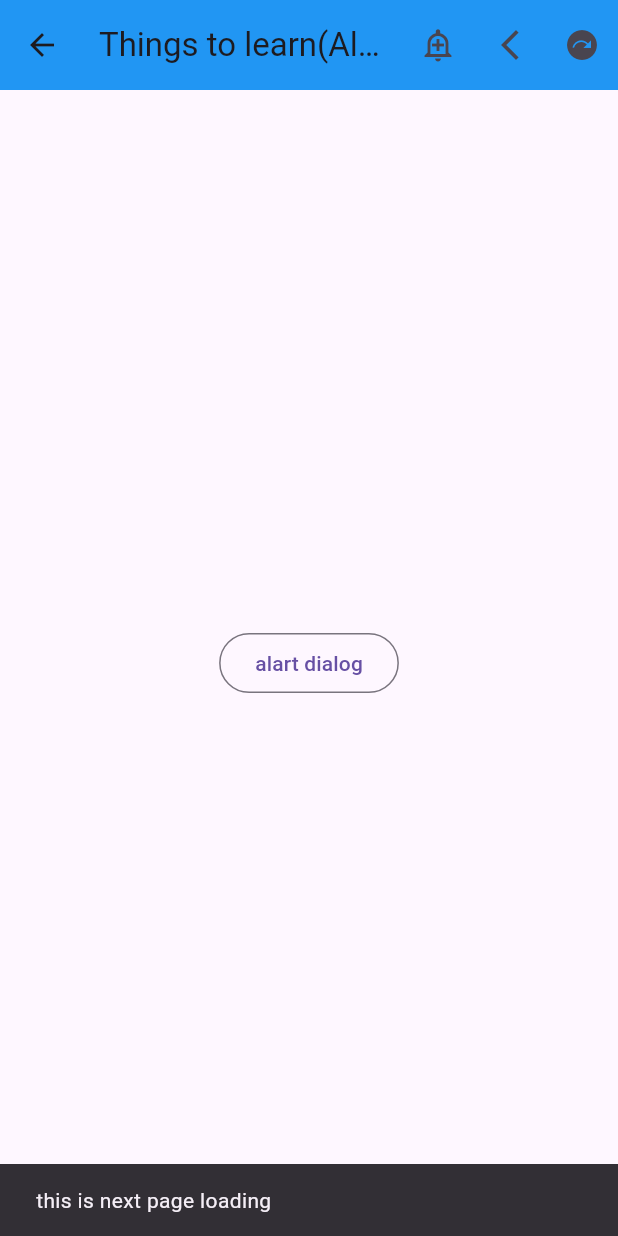
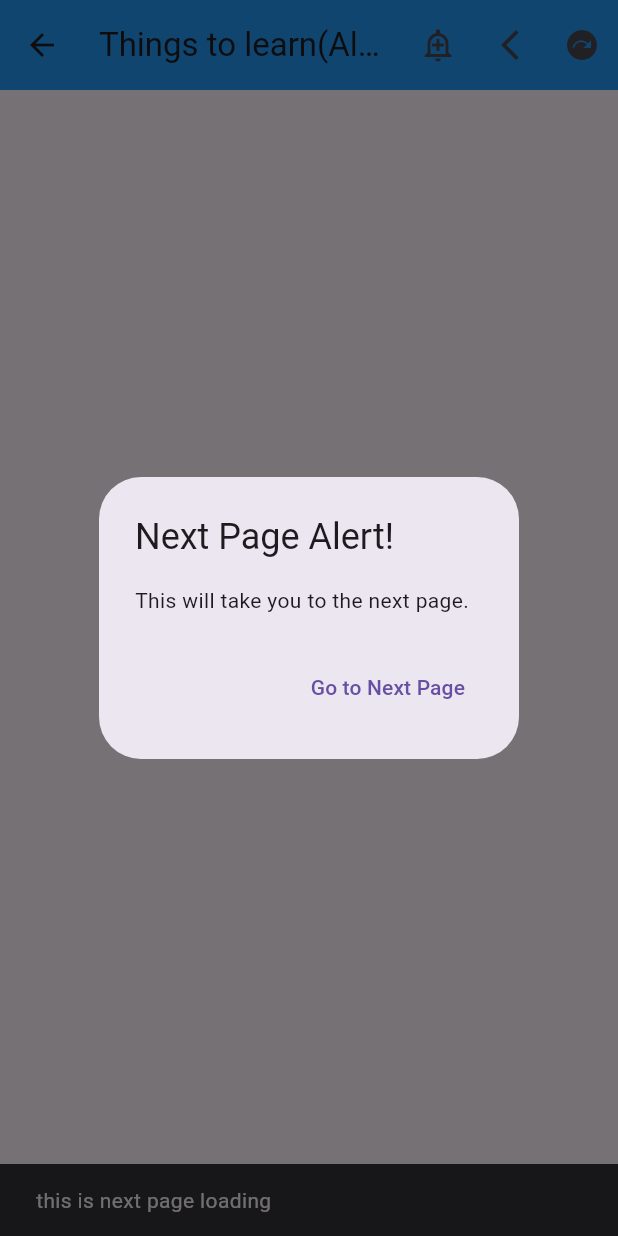
Before and after one commit to refat-pasha/first_app, a Flutter app: the alart_dialog screen opened directly, after a tap on the "next plan" icon, on a phone screen of 412 x 824 dp. Run offline on Flutter 3.47's test engine with Material 3 defaults, Android fonts, the phone set to English and light mode, and no system bars.

Commit message:
add custom next page function

```diff
--- a/lib/screens/alert_dialog.dart
+++ b/lib/screens/alert_dialog.dart
@@ -1,4 +1,5 @@
 import 'package:first_app/screens/buttons.dart';
+import 'package:first_app/screens/simple_form.dart';
 import 'package:flutter/material.dart';
 
 class alart_dialog extends StatelessWidget {
@@ -17,6 +18,30 @@ class alart_dialog extends StatelessWidget {
                 Navigator.of(context).pop(); // close the dialog
               },
               child: Text("OK"),
+            ),
+          ],
+        );
+      },
+    );
+  }
+
+  NextPageAlartDialog(BuildContext context) {
+    return showDialog(
+      context: context,
+      builder: (BuildContext context) {
+        return AlertDialog(
+          title: Text("Next Page Alert!"),
+          content: Text("This will take you to the next page."),
+          actions: [
+            TextButton(
+              onPressed: () {
+                Navigator.of(context).pop(); // close the dialog
+                Navigator.push(
+                  context,
+                  MaterialPageRoute(builder: (context) => const simple_form()),
+                );
+              },
+              child: Text("Go to Next Page"),
             ),
           ],
         );
@@ -61,10 +86,7 @@ class alart_dialog extends StatelessWidget {
           IconButton(
             onPressed: () {
               MySnackBar("this is next page loading", context);
-              Navigator.push(
-                context,
-                MaterialPageRoute(builder: (context) => const alart_dialog()),
-              );
+              NextPageAlartDialog(context);
             },
             icon: Icon(Icons.next_plan),
           ),
```
